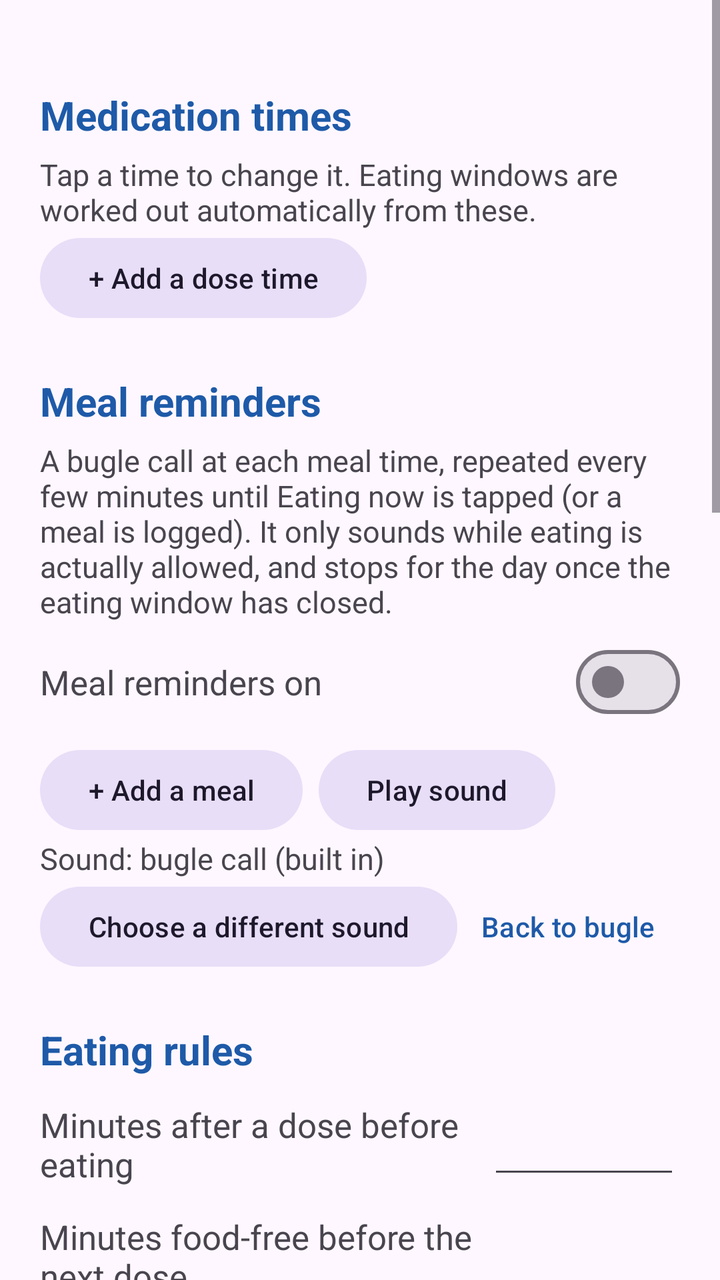
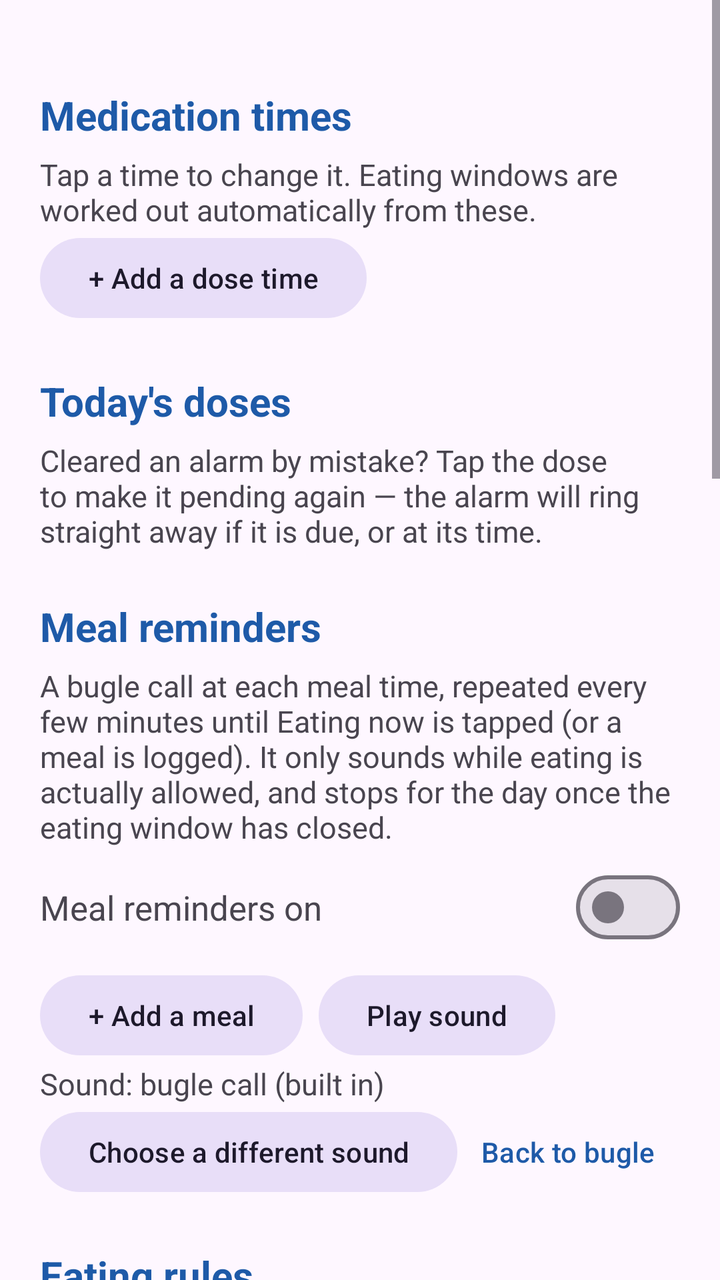

Before-and-after screenshots of an Android layout around one commit, followed by the original layout XML and the change that was made.
<!-- AndroidManifest.xml: activity theme Theme.PillGuard.WithBar -->
<!-- res/layout/activity_settings.xml -->
<?xml version="1.0" encoding="utf-8"?>
<ScrollView xmlns:android="http://schemas.android.com/apk/res/android"
    android:layout_width="match_parent"
    android:layout_height="match_parent">

    <LinearLayout
        android:layout_width="match_parent"
        android:layout_height="wrap_content"
        android:orientation="vertical"
        android:padding="20dp">

        <TextView style="@style/SettingsHeader" android:text="Medication times" />
        <TextView
            android:layout_width="match_parent"
            android:layout_height="wrap_content"
            android:textSize="15sp"
            android:text="Tap a time to change it. Eating windows are worked out automatically from these." />
        <LinearLayout
            android:id="@+id/doseTimes"
            android:layout_width="match_parent"
            android:layout_height="wrap_content"
            android:orientation="vertical" />
        <Button
            android:id="@+id/btnAddDose"
            style="@style/Widget.Material3.Button.TonalButton"
            android:layout_width="wrap_content"
            android:layout_height="wrap_content"
            android:textAllCaps="false"
            android:text="+ Add a dose time" />

        <TextView style="@style/SettingsHeader" android:text="Meal reminders" />
        <TextView
            android:layout_width="match_parent"
            android:layout_height="wrap_content"
            android:textSize="15sp"
            android:text="A bugle call at each meal time, repeated every few minutes until Eating now is tapped (or a meal is logged). It only sounds while eating is actually allowed, and stops for the day once the eating window has closed." />
        <LinearLayout style="@style/SettingsRow">
            <TextView style="@style/SettingsLabel" android:text="Meal reminders on" />
            <com.google.android.material.materialswitch.MaterialSwitch
                android:id="@+id/mealsEnabled"
                android:layout_width="wrap_content"
                android:layout_height="wrap_content" />
        </LinearLayout>
        <LinearLayout
            android:id="@+id/mealTimes"
            android:layout_width="match_parent"
            android:layout_height="wrap_content"
            android:orientation="vertical" />
        <LinearLayout
            android:layout_width="match_parent"
            android:layout_height="wrap_content"
            android:orientation="horizontal">
            <Button
                android:id="@+id/btnAddMeal"
                style="@style/Widget.Material3.Button.TonalButton"
                android:layout_width="wrap_content"
                android:layout_height="wrap_content"
                android:textAllCaps="false"
                android:text="+ Add a meal" />
            <Button
                android:id="@+id/btnTestMeal"
                style="@style/Widget.Material3.Button.TonalButton"
                android:layout_width="wrap_content"
                android:layout_height="wrap_content"
                android:layout_marginStart="8dp"
                android:textAllCaps="false"
                android:text="Play sound" />
        </LinearLayout>
        <TextView
            android:id="@+id/mealSoundInfo"
            android:layout_width="match_parent"
            android:layout_height="wrap_content"
            android:textSize="15sp"
            android:text="Sound: bugle call (built in)" />
        <LinearLayout
            android:layout_width="match_parent"
            android:layout_height="wrap_content"
            android:orientation="horizontal">
            <Button
                android:id="@+id/btnPickMealSound"
                style="@style/Widget.Material3.Button.TonalButton"
                android:layout_width="wrap_content"
                android:layout_height="wrap_content"
                android:textAllCaps="false"
                android:text="Choose a different sound" />
            <Button
                android:id="@+id/btnBugle"
                style="@style/Widget.Material3.Button.TextButton"
                android:layout_width="wrap_content"
                android:layout_height="wrap_content"
                android:textAllCaps="false"
                android:text="Back to bugle" />
        </LinearLayout>

        <TextView style="@style/SettingsHeader" android:text="Eating rules" />
        <LinearLayout style="@style/SettingsRow">
            <TextView style="@style/SettingsLabel" android:text="Minutes after a dose before eating" />
            <EditText android:id="@+id/eatAfter" style="@style/SettingsNumber" />
        </LinearLayout>
        <LinearLayout style="@style/SettingsRow">
            <TextView style="@style/SettingsLabel" android:text="Minutes food-free before the next dose" />
            <EditText android:id="@+id/eatBefore" style="@style/SettingsNumber" />
        </LinearLayout>

        <TextView style="@style/SettingsHeader" android:text="Alarm" />
        <LinearLayout style="@style/SettingsRow">
            <TextView style="@style/SettingsLabel" android:text="Ring again after (minutes) — until the code is scanned" />
            <EditText android:id="@+id/snooze" style="@style/SettingsNumber" />
        </LinearLayout>
        <LinearLayout style="@style/SettingsRow">
            <TextView style="@style/SettingsLabel" android:text="Go quiet after ringing for (minutes)" />
            <EditText android:id="@+id/ringTimeout" style="@style/SettingsNumber" />
        </LinearLayout>
        <Button
            android:id="@+id/btnTestAlarm"
            style="@style/Widget.Material3.Button.TonalButton"
            android:layout_width="wrap_content"
            android:layout_height="wrap_content"
            android:textAllCaps="false"
            android:text="Test alarm (rings in 15 s — lock the phone)" />

        <TextView style="@style/SettingsHeader" android:text="Carer PIN" />
        <LinearLayout style="@style/SettingsRow">
            <TextView style="@style/SettingsLabel" android:text="PIN (4–8 digits)" />
            <EditText
                android:id="@+id/pin"
                style="@style/SettingsNumber"
                android:inputType="numberPassword"
                android:hint="unchanged" />
        </LinearLayout>

        <TextView style="@style/SettingsHeader" android:text="QR code" />
        <TextView
            android:id="@+id/qrInfo"
            android:layout_width="match_parent"
            android:layout_height="wrap_content"
            android:textSize="15sp"
            android:text="" />
        <Button
            android:id="@+id/btnNewQr"
            style="@style/Widget.Material3.Button.TonalButton"
            android:layout_width="wrap_content"
            android:layout_height="wrap_content"
            android:textAllCaps="false"
            android:text="Generate a new QR code (old one stops working)" />
        <Button
            android:id="@+id/btnAdoptQr"
            style="@style/Widget.Material3.Button.TonalButton"
            android:layout_width="wrap_content"
            android:layout_height="wrap_content"
            android:textAllCaps="false"
            android:text="Use a code I already printed (scan it)" />

        <TextView style="@style/SettingsHeader" android:text="Carer alerts" />
        <TextView
            android:layout_width="match_parent"
            android:layout_height="wrap_content"
            android:textSize="15sp"
            android:text="Sends a push notification to the carer's phone if a dose is still unconfirmed after the delay below. Install the free ntfy app on the carer's phone and subscribe to the topic shown." />
        <LinearLayout style="@style/SettingsRow">
            <TextView style="@style/SettingsLabel" android:text="Alerts on" />
            <com.google.android.material.materialswitch.MaterialSwitch
                android:id="@+id/alertsEnabled"
                android:layout_width="wrap_content"
                android:layout_height="wrap_content" />
        </LinearLayout>
        <LinearLayout style="@style/SettingsRow">
            <TextView style="@style/SettingsLabel" android:text="Alert after (minutes past due)" />
            <EditText android:id="@+id/alertAfter" style="@style/SettingsNumber" />
        </LinearLayout>
        <TextView
            android:id="@+id/alertTopic"
            android:layout_width="match_parent"
            android:layout_height="wrap_content"
            android:textSize="15sp"
            android:textIsSelectable="true"
            android:fontFamily="monospace"
            android:text="" />
        <LinearLayout
            android:layout_width="match_parent"
            android:layout_height="wrap_content"
            android:orientation="horizontal">
            <Button
                android:id="@+id/btnShareTopic"
                style="@style/Widget.Material3.Button.TonalButton"
                android:layout_width="wrap_content"
                android:layout_height="wrap_content"
                android:textAllCaps="false"
                android:text="Share topic link" />
            <Button
                android:id="@+id/btnTestAlert"
                style="@style/Widget.Material3.Button.TonalButton"
                android:layout_width="wrap_content"
                android:layout_height="wrap_content"
                android:layout_marginStart="8dp"
                android:textAllCaps="false"
                android:text="Send test alert" />
        </LinearLayout>

        <Button
            android:id="@+id/btnSave"
            style="@style/BigButton"
            android:layout_width="match_parent"
            android:layout_height="wrap_content"
            android:layout_marginTop="24dp"
            android:text="Save" />
    </LinearLayout>
</ScrollView>
<!-- resources referenced by this layout -->
<resources>
  <style name="BigButton" parent="Widget.Material3.Button">
          <item name="android:textSize">22sp</item>
          <item name="android:minHeight">72dp</item>
          <item name="android:layout_marginTop">12dp</item>
          <item name="android:textAllCaps">false</item>
          <item name="cornerRadius">16dp</item>
      </style>
  <style name="SettingsHeader">
          <item name="android:layout_width">match_parent</item>
          <item name="android:layout_height">wrap_content</item>
          <item name="android:layout_marginTop">24dp</item>
          <item name="android:layout_marginBottom">6dp</item>
          <item name="android:textSize">20sp</item>
          <item name="android:textStyle">bold</item>
          <item name="android:textColor">@color/brand</item>
      </style>
  <style name="SettingsLabel">
          <item name="android:layout_width">0dp</item>
          <item name="android:layout_height">wrap_content</item>
          <item name="android:layout_weight">1</item>
          <item name="android:textSize">17sp</item>
      </style>
  <style name="SettingsNumber">
          <item name="android:layout_width">96dp</item>
          <item name="android:layout_height">wrap_content</item>
          <item name="android:inputType">number</item>
          <item name="android:textSize">20sp</item>
          <item name="android:gravity">center</item>
      </style>
  <style name="SettingsRow">
          <item name="android:layout_width">match_parent</item>
          <item name="android:layout_height">wrap_content</item>
          <item name="android:orientation">horizontal</item>
          <item name="android:gravity">center_vertical</item>
          <item name="android:paddingTop">6dp</item>
          <item name="android:paddingBottom">6dp</item>
      </style>
  <style name="Theme.PillGuard.WithBar" parent="Theme.Material3.Light">
          <item name="colorPrimary">@color/brand</item>
          <item name="colorPrimaryVariant">@color/brand_dark</item>
          <item name="colorOnPrimary">@color/white</item>
          <item name="android:statusBarColor">@color/brand_dark</item>
      </style>
  <color name="brand">#1E5AA8</color>
  <color name="brand_dark">#143F78</color>
  <color name="white">#FFFFFF</color>
</resources>

<!-- the commit's change to res/layout/activity_settings.xml (unified diff, before → after) -->
@@ -27,6 +27,18 @@
             android:layout_height="wrap_content"
             android:textAllCaps="false"
             android:text="+ Add a dose time" />
+
+        <TextView style="@style/SettingsHeader" android:text="Today's doses" />
+        <TextView
+            android:layout_width="match_parent"
+            android:layout_height="wrap_content"
+            android:textSize="15sp"
+            android:text="Cleared an alarm by mistake? Tap the dose to make it pending again — the alarm will ring straight away if it is due, or at its time." />
+        <LinearLayout
+            android:id="@+id/todayDoses"
+            android:layout_width="match_parent"
+            android:layout_height="wrap_content"
+            android:orientation="vertical" />
 
         <TextView style="@style/SettingsHeader" android:text="Meal reminders" />
         <TextView
